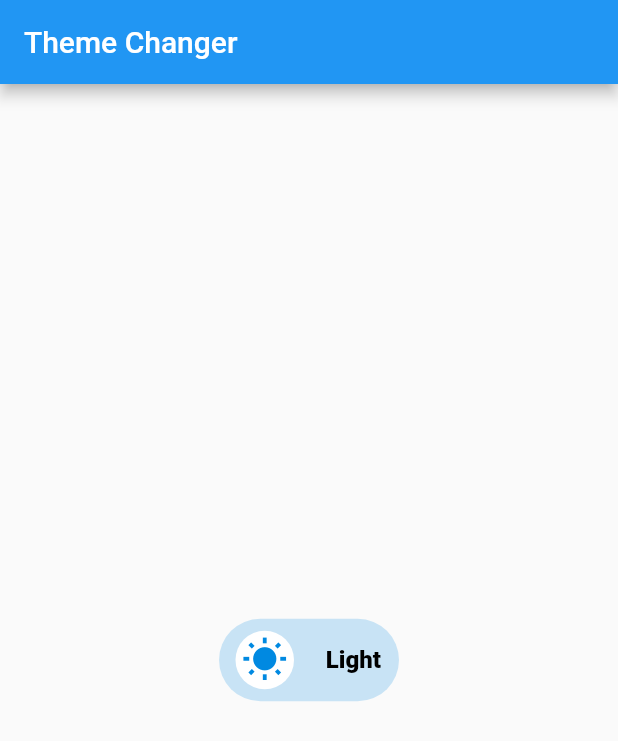
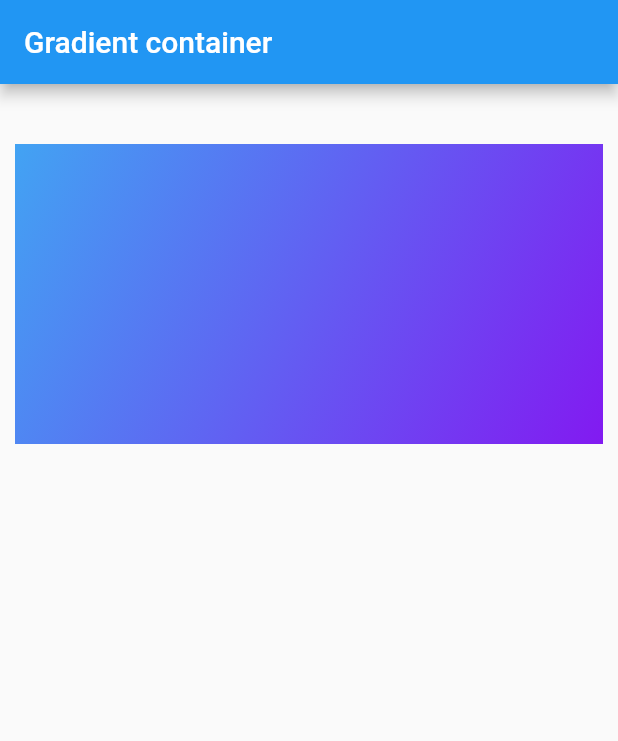
Before and after one commit to DeveloperMalay/flutter_animations, a Flutter app: the screen it shows after launch, on a phone screen of 412 x 824 dp. Shown: the top 741 px of the screen. Run offline on Flutter 3.47's test engine with Material 2 defaults, Android fonts, the phone set to English and light mode, and no system bars; drawn by our look-alikes of flutter_switch; our stand-ins replace animated_theme_switcher, avatar_glow, liquid_progress_indicator, loading_animation_widget, lottie, persistent_bottom_nav_bar and 1 more; missing offline and left inert: async_button_builder.

Commit message:
creating gradient container

```diff
--- a/lib/animations/theme_changer.dart
+++ b/lib/animations/theme_changer.dart
@@ -15,8 +15,6 @@ class ThemeChanger extends StatefulWidget {
 class _ThemeChangerState extends State<ThemeChanger> {
   bool isToggled = false;
 
-
-
   @override
   Widget build(BuildContext context) {
     return ThemeSwitchingArea(
@@ -33,8 +31,7 @@ class _ThemeChangerState extends State<ThemeChanger> {
             ThemeSwitcher(
               clipper: const ThemeSwitcherCircleClipper(),
               builder: (context) {
-
-                return   SizedBox(
+                return SizedBox(
                   width: 120,
                   child: FlutterSwitch(
                     width: 120.0,
@@ -55,7 +52,7 @@ class _ThemeChangerState extends State<ThemeChanger> {
                     ),
                     showOnOff: true,
                     activeColor: const Color(0xFF271052),
-                  inactiveColor: Color(0XFF0089E1).withOpacity(0.2),
+                    inactiveColor: const Color(0XFF0089E1).withOpacity(0.2),
                     activeIcon: const Icon(
                       Icons.nightlight_round,
                       color: Color(0xFFF8E3A1),
@@ -68,10 +65,9 @@ class _ThemeChangerState extends State<ThemeChanger> {
                       Icons.wb_sunny,
                       color: Color(0XFF0089E1),
                     ),
-                  onToggle: (e){
+                    onToggle: (e) {
                       setState(() {
-
-                    isToggled=e;
+                        isToggled = e;
                       });
                       ThemeSwitcher.of(context).changeTheme(
                         theme: ThemeModelInheritedNotifier.of(context)
--- /dev/null
+++ b/lib/gradient/gradient.dart
@@ -0,0 +1,38 @@
+import 'package:flutter/material.dart';
+
+class GradientContainer extends StatelessWidget {
+  const GradientContainer({super.key});
+
+  @override
+  Widget build(BuildContext context) {
+    return Scaffold(
+      appBar: AppBar(
+        title: const Text('Gradient container'),
+      ),
+      body: Column(
+        children: [
+          const SizedBox(
+            height: 30,
+          ),
+          Center(
+            child: Container(
+              width: 500,
+              height: 200,
+              margin: const EdgeInsets.all(10),
+              decoration: const BoxDecoration(
+                gradient: LinearGradient(
+                  colors: [
+                    Color.fromARGB(255, 66, 163, 243),
+                    Color.fromARGB(255, 130, 26, 241)
+                  ],
+                  begin: Alignment.topLeft,
+                  end: Alignment.bottomRight,
+                ),
+              ),
+            ),
+          )
+        ],
+      ),
+    );
+  }
+}
--- a/lib/main.dart
+++ b/lib/main.dart
@@ -3,6 +3,7 @@ import 'package:flutter/material.dart';
 import 'animations/drawer_animation_screen.dart';
 import 'animations/search_bar_animation.dart';
 import 'animations/theme_changer.dart';
+import 'gradient/gradient.dart';
 
 void main() {
   runApp(const MyApp());
@@ -22,9 +23,9 @@ class MyApp extends StatelessWidget {
         return MaterialApp(
           title: 'Flutter Demo',
           theme: myTheme,
-          home: const ThemeChanger(),
+          home: const GradientContainer(),
         );
       },
-    );;
+    );
   }
 }
```
Lines whose indentation alone changed are shown as unchanged.
